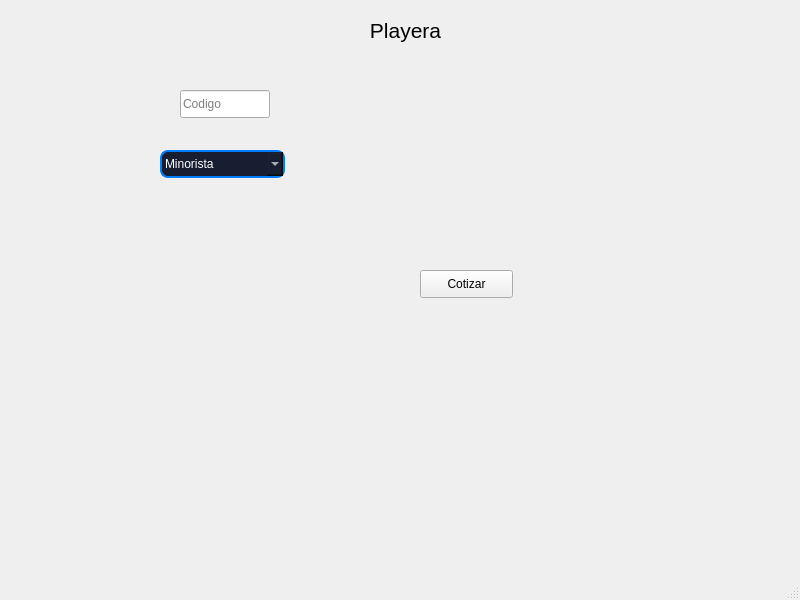
The window that View/prueba.ui (DanielSajvin/Proyecto_basedatos) describes before a commit, drawn with Qt 5.
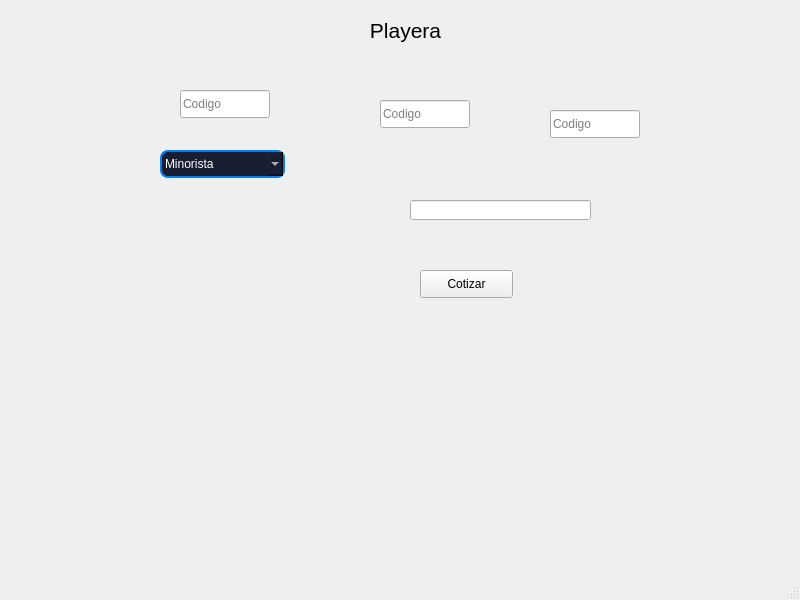
The same window after the commit.

Commit message: pruebas para cotizacion

```diff
--- a/View/prueba.ui
+++ b/View/prueba.ui
@@ -113,6 +113,66 @@
      <string>Cotizar</string>
     </property>
    </widget>
+   <widget class="QLineEdit" name="pedir4">
+    <property name="geometry">
+     <rect>
+      <x>550</x>
+      <y>110</y>
+      <width>90</width>
+      <height>28</height>
+     </rect>
+    </property>
+    <property name="maximumSize">
+     <size>
+      <width>16777215</width>
+      <height>16777215</height>
+     </size>
+    </property>
+    <property name="inputMask">
+     <string/>
+    </property>
+    <property name="text">
+     <string/>
+    </property>
+    <property name="placeholderText">
+     <string>Codigo </string>
+    </property>
+   </widget>
+   <widget class="QLineEdit" name="pedir3">
+    <property name="geometry">
+     <rect>
+      <x>380</x>
+      <y>100</y>
+      <width>90</width>
+      <height>28</height>
+     </rect>
+    </property>
+    <property name="maximumSize">
+     <size>
+      <width>16777215</width>
+      <height>16777215</height>
+     </size>
+    </property>
+    <property name="inputMask">
+     <string/>
+    </property>
+    <property name="text">
+     <string/>
+    </property>
+    <property name="placeholderText">
+     <string>Codigo </string>
+    </property>
+   </widget>
+   <widget class="QLineEdit" name="cantidad_line">
+    <property name="geometry">
+     <rect>
+      <x>410</x>
+      <y>200</y>
+      <width>181</width>
+      <height>20</height>
+     </rect>
+    </property>
+   </widget>
   </widget>
   <widget class="QMenuBar" name="menubar">
    <property name="geometry">
```
The commit also changes 1 other file.
